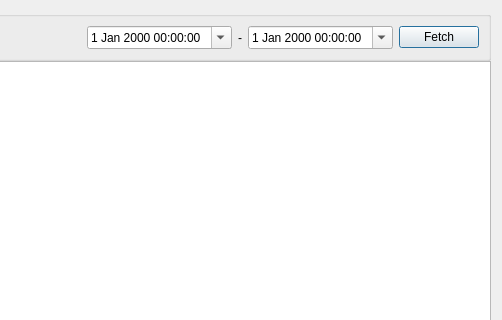
This is charts/income_statement/incomestatementdialog.ui in ytxerp/ytx-client as Qt 5 draws it before an edit; both pictures show x 561 to 1063 and y 0 to 320 of the 1063 by 500 pixel window. The edited form follows.
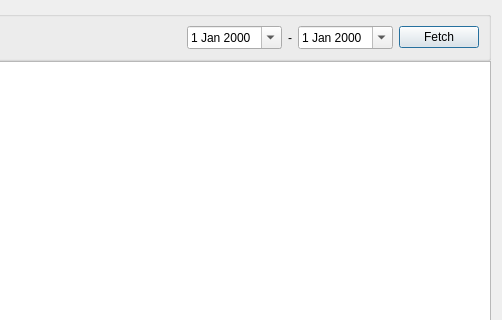
This is the edited form. Custom widgets are drawn as their Qt base class.

The edit to the form file:
```diff
--- a/charts/income_statement/incomestatementdialog.ui
+++ b/charts/income_statement/incomestatementdialog.ui
@@ -71,7 +71,7 @@
        </spacer>
       </item>
       <item>
-       <widget class="DateTimeEdit" name="dateTimeEditStart">
+       <widget class="DateEdit" name="dateEditStart">
         <property name="calendarPopup">
          <bool>true</bool>
         </property>
@@ -85,7 +85,7 @@
        </widget>
       </item>
       <item>
-       <widget class="DateTimeEdit" name="dateTimeEditEnd">
+       <widget class="DateEdit" name="dateEditEnd">
         <property name="calendarPopup">
          <bool>true</bool>
         </property>
@@ -111,9 +111,9 @@
  </widget>
  <customwidgets>
   <customwidget>
-   <class>DateTimeEdit</class>
-   <extends>QDateTimeEdit</extends>
-   <header location="global">widget/datetimeedit.h</header>
+   <class>DateEdit</class>
+   <extends>QDateEdit</extends>
+   <header location="global">widget/dateedit.h</header>
   </customwidget>
   <customwidget>
    <class>ComboBox</class>
```
Left out of the diff: 4 changed lines with no effect on the pictures.
